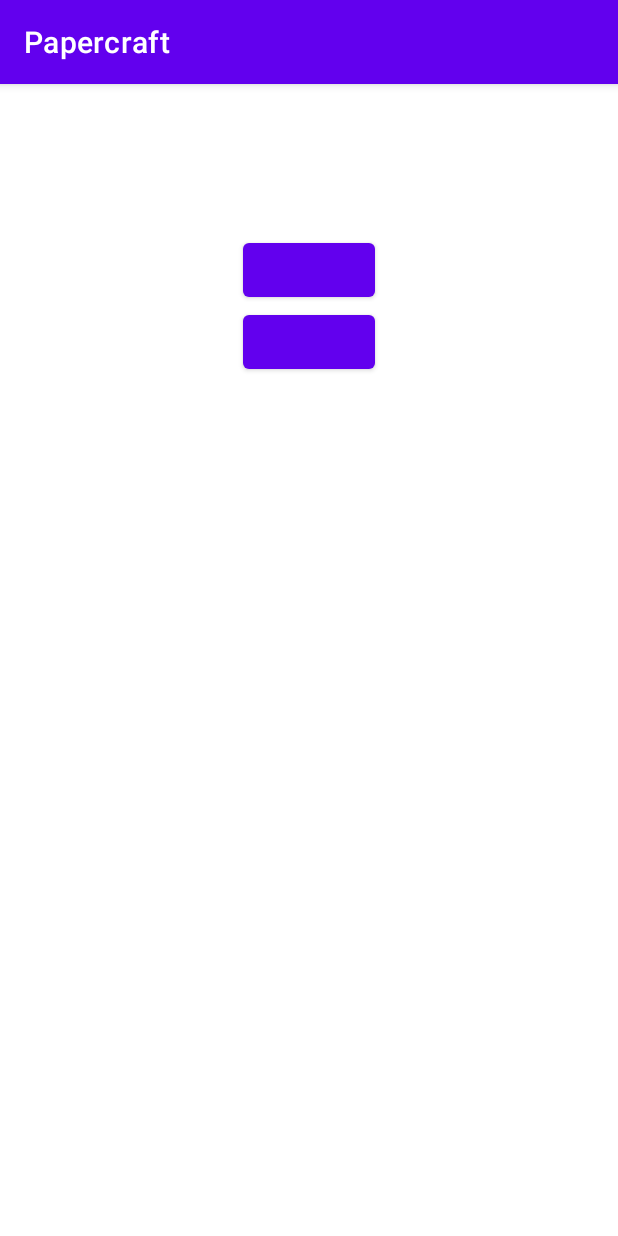
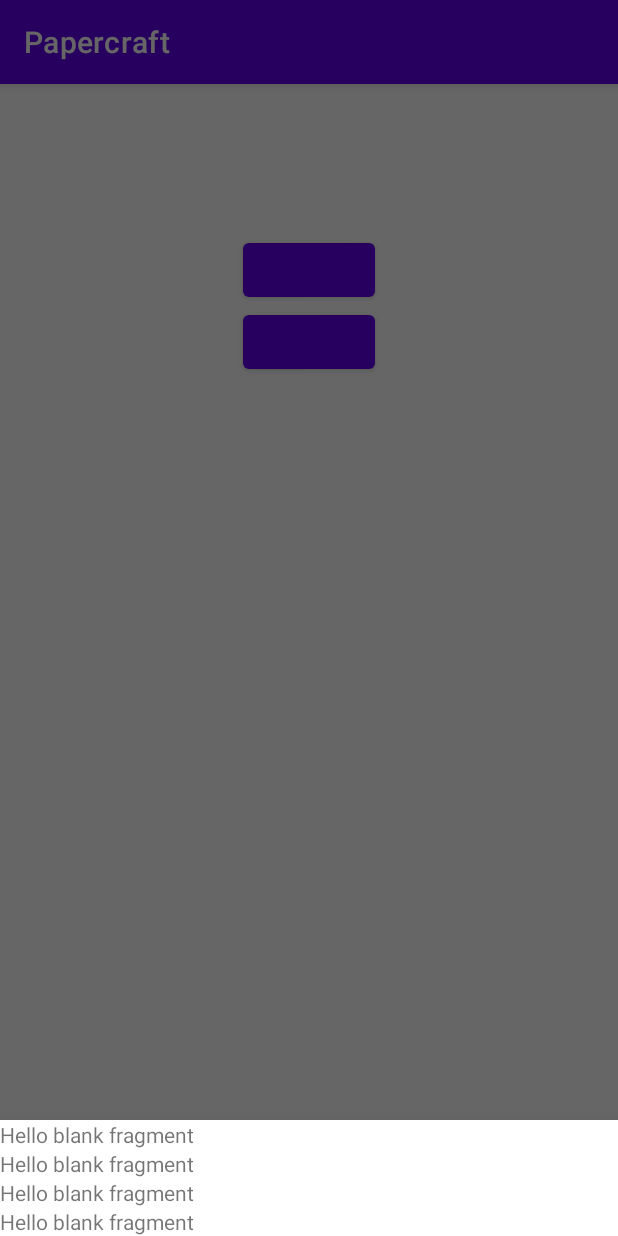
Before and after one commit to LIHOME119/papercraft, an Android app: the screen it shows after launch (LoginPage), after a tap on an icon or button, on a phone screen of 412 x 824 dp. Run offline under Robolectric (Android 15) with nearby library versions, the light colour scheme and no system bars; our stand-ins replace Firebase (no records; nobody signed in at launch, a user with empty details on screens opened directly).

Commit message:
testing bottomsheet fragment

```diff
--- a/app/build.gradle
+++ b/app/build.gradle
@@ -30,7 +30,7 @@ android {
 }
 
 dependencies {
-
+    def fragment_version = "1.4.0"
     implementation 'androidx.appcompat:appcompat:1.3.1'
     implementation 'com.google.android.material:material:1.4.0'
     implementation 'androidx.constraintlayout:constraintlayout:2.1.1'
@@ -54,4 +54,7 @@ dependencies {
     implementation 'com.google.android.gms:play-services-auth:20.0.1'
     //fingerprint
     implementation "androidx.biometric:biometric:1.1.0"
+    //fragment
+    implementation "androidx.fragment:fragment:$fragment_version"
+
 }
--- a/app/src/main/java/com/example/papercraft/LoginPage.java
+++ b/app/src/main/java/com/example/papercraft/LoginPage.java
@@ -3,7 +3,7 @@ package com.example.papercraft;
 import androidx.annotation.NonNull;
 import androidx.annotation.Nullable;
 import androidx.appcompat.app.AppCompatActivity;
-
+import androidx.fragment.app.Fragment;
 import android.content.Intent;
 import android.os.Bundle;
 import android.util.Log;
@@ -57,7 +57,7 @@ public class LoginPage extends AppCompatActivity {
             @Override
             public void onClick(View view) {
                 SignUpFragment signUpFragment = new SignUpFragment();
-                signUpFragment.s
+                signUpFragment.show(getSupportFragmentManager(), signUpFragment.getTag());
 
             }
         });
--- a/app/src/main/java/com/example/papercraft/SignUpFragment.java
+++ b/app/src/main/java/com/example/papercraft/SignUpFragment.java
@@ -8,12 +8,14 @@ import android.view.LayoutInflater;
 import android.view.View;
 import android.view.ViewGroup;
 
+import com.google.android.material.bottomsheet.BottomSheetDialogFragment;
+
 /**
  * A simple {@link Fragment} subclass.
  * Use the {@link SignUpFragment#newInstance} factory method to
  * create an instance of this fragment.
  */
-public class SignUpFragment extends Fragment {
+public class SignUpFragment extends BottomSheetDialogFragment {
 
     // TODO: Rename parameter arguments, choose names that match
     // the fragment initialization parameters, e.g. ARG_ITEM_NUMBER
--- a/app/src/main/res/layout/fragment_sign_up.xml
+++ b/app/src/main/res/layout/fragment_sign_up.xml
@@ -3,6 +3,7 @@
     xmlns:tools="http://schemas.android.com/tools"
     android:layout_width="match_parent"
     android:layout_height="match_parent"
+    xmlns:app="http://schemas.android.com/apk/res-auto"
     tools:context=".SignUpFragment">
 
     <!-- TODO: Update blank fragment layout -->
@@ -10,9 +11,31 @@
 
 
         <TextView
-            android:layout_width="match_parent"
-            android:layout_height="match_parent"
+            android:id="@+id/tv1"
+            android:layout_width="wrap_content"
+            android:layout_height="wrap_content"
             android:text="@string/hello_blank_fragment" />
+    <TextView
+        android:id="@+id/tv2"
+
+        app:layout_constraintTop_toBottomOf="@id/tv1"
+        android:layout_width="wrap_content"
+        android:layout_height="wrap_content"
+        android:text="@string/hello_blank_fragment" />
+    <TextView
+        android:id="@+id/tv3"
+
+        app:layout_constraintTop_toBottomOf="@+id/tv2"
+        android:layout_width="wrap_content"
+        android:layout_height="wrap_content"
+        android:text="@string/hello_blank_fragment" />
+    <TextView
+        android:id="@+id/tv4"
+
+        app:layout_constraintTop_toBottomOf="@+id/tv3"
+        android:layout_width="wrap_content"
+        android:layout_height="wrap_content"
+        android:text="@string/hello_blank_fragment" />
 
 
 
```
